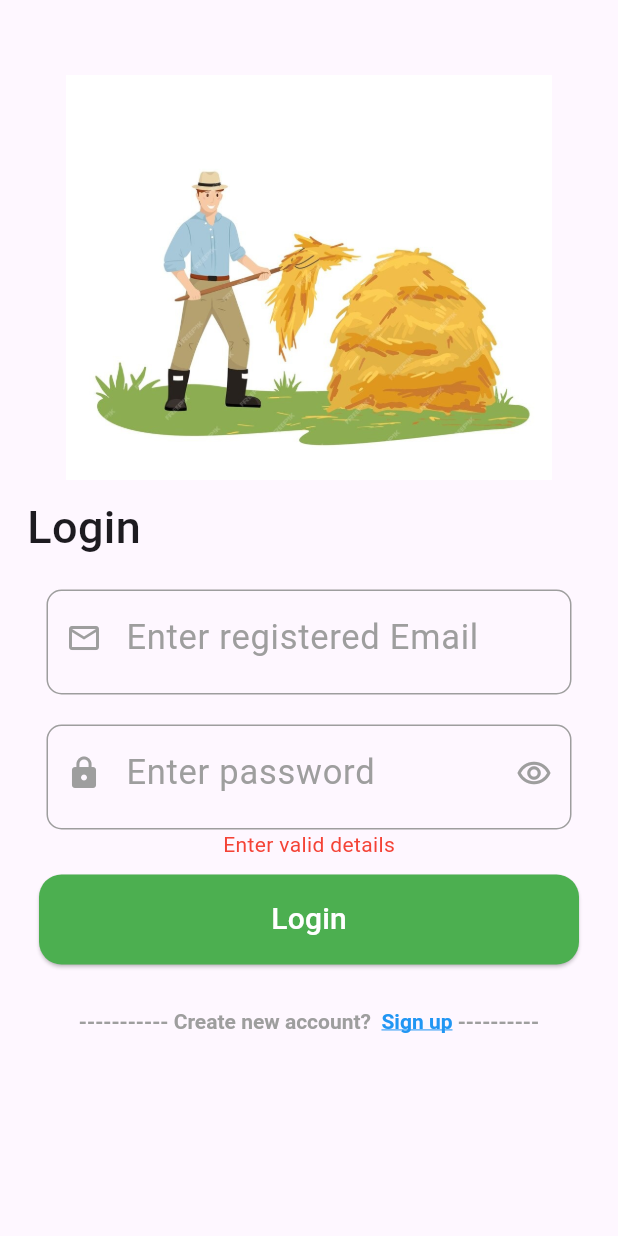
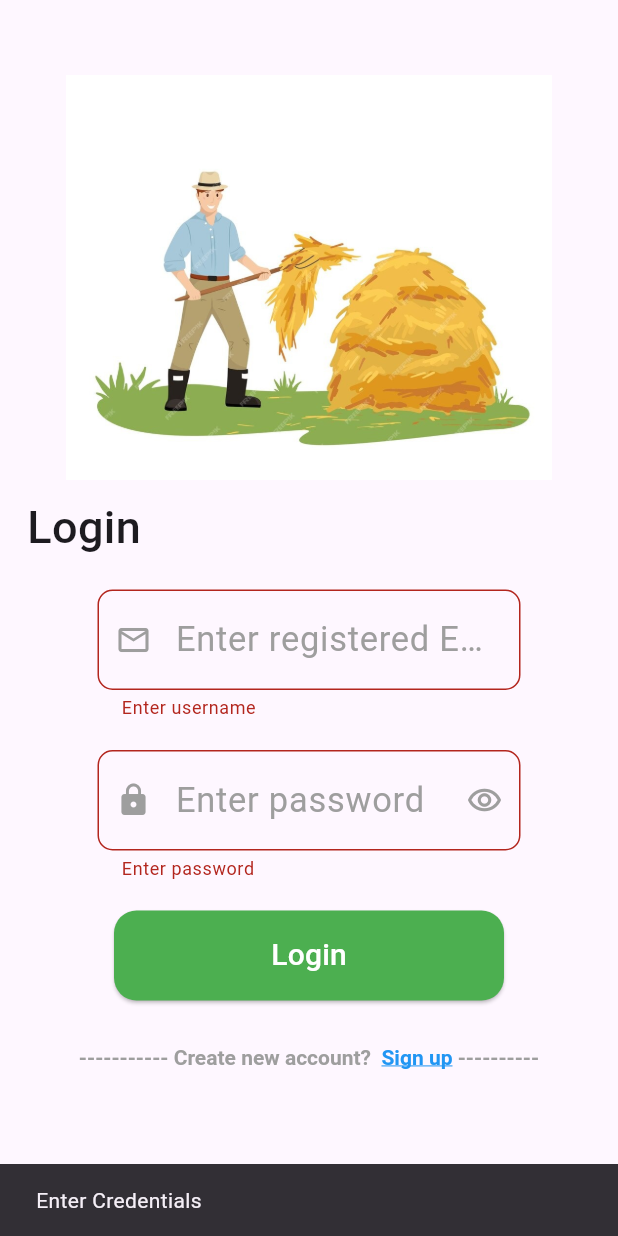
Before and after one commit to VD-Mahajan/Flutter_Collab, a Flutter app: the LoginPage screen opened by its route, after a tap on "Login", on a phone screen of 412 x 824 dp. Run offline on Flutter 3.47's test engine with Material 3 defaults, Android fonts, the phone set to English and light mode, and no system bars; our stand-ins replace cloud_firestore, firebase_auth, firebase_core, google_nav_bar; accounts and stored records are empty; network calls fail.

Commit message:
Huge changes in production code

```diff
--- a/my_agri_app/lib/login_module/login.dart
+++ b/my_agri_app/lib/login_module/login.dart
@@ -16,7 +16,14 @@ class LoginPage extends StatefulWidget {
 }
 
 class _LoginPageState extends State<LoginPage> {
-  bool? _flag;
+  //CONTROLLERS
+  final TextEditingController _emailController = TextEditingController();
+  final TextEditingController _passwordController = TextEditingController();
+
+  //GLOBALKEYS
+  final GlobalKey<FormState> _formKey = GlobalKey<FormState>();
+
+  bool validated = false;
   bool showPassword = true;
 
   void changeIcon() {
@@ -24,8 +31,6 @@ class _LoginPageState extends State<LoginPage> {
       showPassword = !showPassword;
     });
   }
-
-  // final _formKey = GlobalKey<FormState>();
 
   static Future<FirebaseApp> _initFireBase() async {
     FirebaseApp firebaseApp = await Firebase.initializeApp();
@@ -52,10 +57,6 @@ class _LoginPageState extends State<LoginPage> {
 
   @override
   Widget build(BuildContext context) {
-    TextEditingController _emailController = TextEditingController();
-    // FocusNode _emailFocusNode = FocusNode();
-    TextEditingController _passwordController = TextEditingController();
-
     @override
     void initState() {
       super.initState();
@@ -70,7 +71,7 @@ class _LoginPageState extends State<LoginPage> {
             if (snapshot.connectionState == ConnectionState.done) {
               return SingleChildScrollView(
                 child: Form(
-                  // key: _formKey,
+                  key: _formKey,
                   child: Column(
                     children: [
                       const SizedBox(
@@ -102,31 +103,24 @@ class _LoginPageState extends State<LoginPage> {
                       const SizedBox(
                         height: 20,
                       ),
-                      Container(
-                        width: 350,
-                        height: 70,
-                        decoration: BoxDecoration(
-                          border: Border.all(
-                            width: 1,
-                            color: Colors.grey,
+
+                      Padding(
+                        padding: const EdgeInsets.symmetric(
+                          horizontal: 65,
                         ),
-                          borderRadius: BorderRadius.circular(10),
-                        ),
-                        child: Padding(
-                          padding: const EdgeInsets.only(top: 7.0),
-                          child: TextField(
+                        child: TextFormField(
                           controller: _emailController,
-                            // focusNode: _emailFocusNode,
                           textAlignVertical: TextAlignVertical.center,
-                            decoration: const InputDecoration(
-                              prefixIcon: Icon(
+                          decoration: InputDecoration(
+                            prefixIcon: const Icon(
                               Icons.email_outlined,
                               color: Colors.grey,
                             ),
-                              contentPadding: EdgeInsets.only(left: 20),
                             hintText: 'Enter registered Email',
-                              border: InputBorder.none,
-                              hintStyle: TextStyle(
+                            border: OutlineInputBorder(
+                              borderRadius: BorderRadius.circular(10),
+                            ),
+                            hintStyle: const TextStyle(
                               color: Colors.grey,
                               fontSize: 23,
                               fontWeight: FontWeight.normal,
@@ -136,41 +130,43 @@ class _LoginPageState extends State<LoginPage> {
                             fontSize: 23,
                             fontWeight: FontWeight.normal,
                           ),
+                          validator: (value) {
+                            if (value == null || value.isEmpty) {
+                              return "Enter username";
+                            } else {
+                              return null;
+                            }
+                          },
                         ),
                       ),
-                      ),
+                      // ),
+                      // ),
                       const SizedBox(
                         height: 20,
                       ),
-                      Container(
-                        width: 350,
-                        height: 70,
-                        decoration: BoxDecoration(
-                          border: Border.all(
-                            width: 1,
-                            color: Colors.grey,
+
+                      Padding(
+                        padding: const EdgeInsets.symmetric(
+                          horizontal: 65,
                         ),
-                          borderRadius: BorderRadius.circular(10),
-                        ),
-                        child: Padding(
-                          padding: const EdgeInsets.only(top: 7.0),
                         child: TextFormField(
                           obscureText: true,
                           controller: _passwordController,
                           textAlignVertical: TextAlignVertical.center,
-                            decoration: const InputDecoration(
-                              prefixIcon: Icon(
+                          decoration: InputDecoration(
+                            prefixIcon: const Icon(
                               Icons.lock,
                               color: Colors.grey,
                             ),
-                              suffixIcon: Icon(
+                            suffixIcon: const Icon(
                               Icons.remove_red_eye_outlined,
                               color: Colors.grey,
                             ),
-                              contentPadding: EdgeInsets.only(left: 20),
                             hintText: 'Enter password',
-                              border: InputBorder.none,
-                              hintStyle: TextStyle(
+                            border: OutlineInputBorder(
+                              borderRadius: BorderRadius.circular(10),
+                            ),
+                            hintStyle: const TextStyle(
                               color: Colors.grey,
                               fontSize: 23,
                               fontWeight: FontWeight.normal,
@@ -180,31 +176,37 @@ class _LoginPageState extends State<LoginPage> {
                             fontSize: 23,
                             fontWeight: FontWeight.normal,
                           ),
+                          validator: (value) {
+                            if (value == null || value.isEmpty) {
+                              return "Enter password";
+                            } else {
+                              return null;
+                            }
+                          },
                         ),
                       ),
-                      ),
-                      SizedBox(
+                      // SizedBox(
+                      //   height: 20,
+                      //   child: (_flag == null)
+                      //       ? const Text('')
+                      //       : (_flag == false)
+                      //           ? const Text(
+                      //               'Enter valid details',
+                      //               style: TextStyle(color: Colors.red),
+                      //             )
+                      //           : const Text(
+                      //               'Login successfuly',
+                      //               style: TextStyle(
+                      //                 color: Colors.green,
+                      //               ),
+                      //             ),
+                      // ),
+                      const SizedBox(
                         height: 20,
-                        child: (_flag == null)
-                            ? const Text('')
-                            : (_flag == false)
-                                ? const Text(
-                                    'Enter valid details',
-                                    style: TextStyle(color: Colors.red),
-                                  )
-                                : const Text(
-                                    'Login successfuly',
-                                    style: TextStyle(
-                                      color: Colors.green,
-                                    ),
-                                  ),
-                      ),
-                      const SizedBox(
-                        height: 10,
                       ),
                       SizedBox(
                         height: 60,
-                        width: 360,
+                        width: 260,
                         child: ElevatedButton(
                           style: ElevatedButton.styleFrom(
                             backgroundColor: Colors.green,
@@ -222,20 +224,53 @@ class _LoginPageState extends State<LoginPage> {
                               // ignore: use_build_context_synchronously
                               context: context,
                             );
-                            setState(() {
-                              if (user != null) {
-                                _flag = true;
-                                // Navigator.pushNamed(context, '/homepage');
+
+                            validated = _formKey.currentState!.validate();
+
+                            if (validated) {
+                              if (user == null) {
+                                // ignore: use_build_context_synchronously
+                                ScaffoldMessenger.of(context).showSnackBar(
+                                  const SnackBar(
+                                    content: Text("Invalid details"),
+                                  ),
+                                );
+                              } else {
+                                ScaffoldMessenger.of(context).showSnackBar(
+                                  const SnackBar(
+                                    content: Text("Login Successful"),
+                                    duration: Duration(seconds: 1),
+                                  ),
+                                );
                                 Navigator.of(context).pushReplacement(
                                   MaterialPageRoute(
                                     builder: (context) =>
                                         const BottomNavBarWrapper(),
                                   ),
                                 );
+                              }
                             } else {
-                                _flag = false;
+                              // ignore: use_build_context_synchronously
+                              ScaffoldMessenger.of(context).showSnackBar(
+                                const SnackBar(
+                                  content: Text("Enter Credentials"),
+                                ),
+                              );
                             }
-                            });
+
+                            // setState(() {
+                            //   if (user != null) {
+                            //     _flag = true;
+                            //     Navigator.of(context).pushReplacement(
+                            //       MaterialPageRoute(
+                            //         builder: (context) =>
+                            //             const BottomNavBarWrapper(),
+                            //       ),
+                            //     );
+                            //   } else {
+                            //     _flag = false;
+                            //   }
+                            // });
                           },
                           child: const Text(
                             'Login',
--- a/my_agri_app/lib/main.dart
+++ b/my_agri_app/lib/main.dart
@@ -32,8 +32,8 @@ class MainPage extends StatelessWidget {
       initialRoute: '/',
       routes: {
         // '/': (context) => const Register(),
-        // '/': (context) => const HomePage(),
-        '/':(context) => const SeedsInformation(),
+        '/': (context) => const LoginPage(),
+        // '/':(context) => const SeedsInformation(),
         '/login': (context) => const LoginPage(),
         '/profile': (context) => const PersonalDetails(),
         '/homepage': (context) => const HomePage(),
```
Lines whose indentation alone changed are shown as unchanged.
